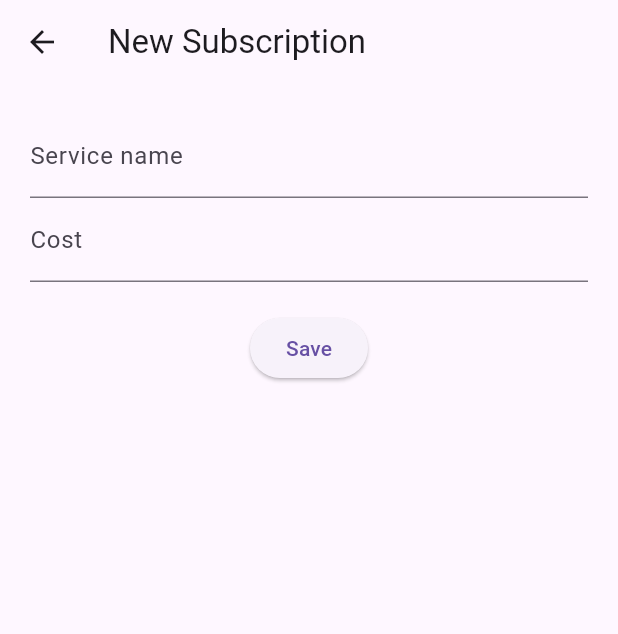
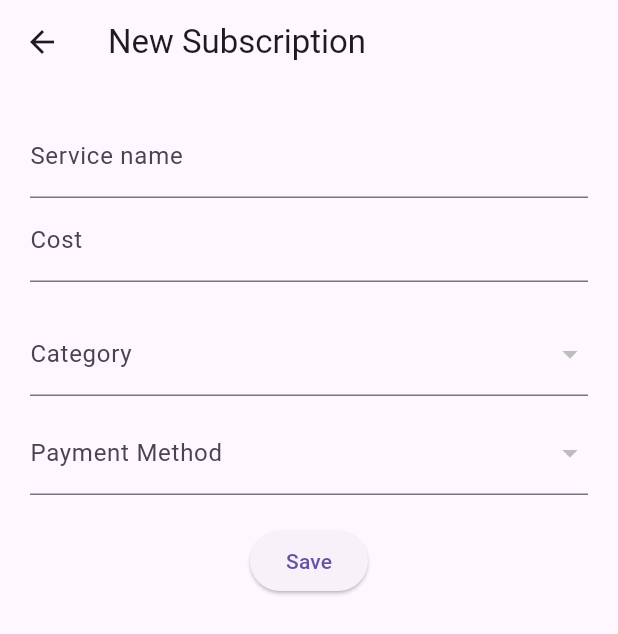
Before and after one commit to Masu-113/admin_suscription_app, a Flutter app: the screen it shows after launch, after a tap on the "add" icon, on a phone screen of 412 x 824 dp. Shown: the top 634 px of the screen. Run offline on Flutter 3.47's test engine with Material 3 defaults, Android fonts, the phone set to English and light mode, and no system bars; our stand-ins replace sqflite; accounts and stored records are empty.

Commit message:
Creacion de categorias y metodos de pago en las suscripciones al momento de crear y editar.

```diff
--- /dev/null
+++ b/lib/data/repositories/category_repository.dart
@@ -0,0 +1,24 @@
+import '../local/database_helper.dart';
+import '../../models/category.dart';
+
+class CategoryRepository {
+  final dbHelper = DatabaseHelper();
+
+  // INSERTAR
+  Future<void> insertCategory(Category category) async {
+    final db = await dbHelper.database;
+
+    await db.insert('categories', category.toMap());
+  }
+
+  // OBTENER TODAS
+  Future<List<Category>> getCategories() async {
+    final db = await dbHelper.database;
+
+    final result = await db.query('categories');
+
+    return result.map((map) {
+      return Category(id: map['id'] as int?, name: map['name'] as String);
+    }).toList();
+  }
+}
--- /dev/null
+++ b/lib/data/repositories/payment_method_repository.dart
@@ -0,0 +1,28 @@
+import '../local/database_helper.dart';
+import '../../models/payment_method.dart';
+
+class PaymentMethodRepository {
+  final dbHelper = DatabaseHelper();
+
+  // 🟢 INSERTAR
+  Future<void> insertPaymentMethod(PaymentMethod method) async {
+    final db = await dbHelper.database;
+
+    await db.insert('payment_methods', method.toMap());
+  }
+
+  // 🟢 OBTENER TODOS
+  Future<List<PaymentMethod>> getPaymentMethods() async {
+    final db = await dbHelper.database;
+
+    final result = await db.query('payment_methods');
+
+    return result.map((map) {
+      return PaymentMethod(
+        id: map['id'] as int?,
+        type: map['type'] as String,
+        details: map['details'] as String?,
+      );
+    }).toList();
+  }
+}
--- a/lib/main.dart
+++ b/lib/main.dart
@@ -1,13 +1,25 @@
 import 'package:flutter/material.dart';
+import 'package:provider/provider.dart';
+
 import 'screens/home_screen.dart';
-import 'package:provider/provider.dart';
+
 import 'providers/subscription_provider.dart';
+import 'providers/category_provider.dart';
+import 'providers/payment_method_provider.dart';
 
 void main() {
   runApp(
     MultiProvider(
       providers: [
         ChangeNotifierProvider(create: (_) => SubscriptionProvider()),
+
+        ChangeNotifierProvider(
+          create: (_) => CategoryProvider()..loadCategories(),
+        ),
+
+        ChangeNotifierProvider(
+          create: (_) => PaymentMethodProvider()..loadMethods(),
+        ),
       ],
       child: const MyApp(),
     ),
--- a/lib/models/category.dart
+++ b/lib/models/category.dart
@@ -1,10 +1,15 @@
 class Category {
-  int id;
+  int? id;
+
   String name;
 
-  Category({required this.id, required this.name});
+  Category({this.id, required this.name});
 
   Map<String, dynamic> toMap() {
     return {'id': id, 'name': name};
   }
+
+  factory Category.fromMap(Map<String, dynamic> map) {
+    return Category(id: map['id'], name: map['name']);
+  }
 }
--- a/lib/models/subscription.dart
+++ b/lib/models/subscription.dart
@@ -1,34 +1,67 @@
 class Subscription {
   int? id;
+
   String serviceName;
+
   double cost;
+
   DateTime renewalDate;
+
   String status;
+
+  int? categoryId;
+
+  int? paymentMethodId;
 
   Subscription({
     this.id,
+
     required this.serviceName,
+
     required this.cost,
+
     required this.renewalDate,
+
     required this.status,
+
+    this.categoryId,
+
+    this.paymentMethodId,
   });
 
   Map<String, dynamic> toMap() {
     return {
+      'id': id,
+
       'service_name': serviceName,
+
       'cost': cost,
+
       'renewal_date': renewalDate.toIso8601String(),
+
       'status': status,
+
+      'category_id': categoryId,
+
+      'payment_method_id': paymentMethodId,
     };
   }
 
   factory Subscription.fromMap(Map<String, dynamic> map) {
     return Subscription(
       id: map['id'],
+
       serviceName: map['service_name'],
+
       cost: map['cost'],
+
       renewalDate: DateTime.parse(map['renewal_date']),
+
       status: map['status'],
+
+      categoryId: map['category_id'],
+
+      paymentMethodId: map['payment_method_id'],
     );
   }
 }
--- /dev/null
+++ b/lib/providers/category_provider.dart
@@ -0,0 +1,14 @@
+import 'package:flutter/material.dart';
+import '../data/repositories/category_repository.dart';
+import '../models/category.dart';
+
+class CategoryProvider extends ChangeNotifier {
+  final _repo = CategoryRepository();
+
+  List<Category> categories = [];
+
+  Future<void> loadCategories() async {
+    categories = await _repo.getCategories();
+    notifyListeners();
+  }
+}
--- /dev/null
+++ b/lib/providers/payment_method_provider.dart
@@ -0,0 +1,14 @@
+import 'package:flutter/material.dart';
+import '../data/repositories/payment_method_repository.dart';
+import '../models/payment_method.dart';
+
+class PaymentMethodProvider extends ChangeNotifier {
+  final _repo = PaymentMethodRepository();
+
+  List<PaymentMethod> methods = [];
+
+  Future<void> loadMethods() async {
+    methods = await _repo.getPaymentMethods();
+    notifyListeners();
+  }
+}
--- a/lib/screens/add_subscription_screen.dart
+++ b/lib/screens/add_subscription_screen.dart
@@ -3,6 +3,8 @@ import 'package:provider/provider.dart';
 
 import '../models/subscription.dart';
 import '../providers/subscription_provider.dart';
+import '../providers/category_provider.dart';
+import '../providers/payment_method_provider.dart';
 
 class AddSubscriptionScreen extends StatefulWidget {
   final Subscription? subscription;
@@ -15,10 +17,12 @@ class AddSubscriptionScreen extends StatefulWidget {
 
 class _AddSubscriptionScreenState extends State<AddSubscriptionScreen> {
   final nameController = TextEditingController();
-
   final costController = TextEditingController();
 
   late bool isEditing;
+
+  int? selectedCategoryId;
+  int? selectedPaymentId;
 
   @override
   void initState() {
@@ -28,8 +32,10 @@ class _AddSubscriptionScreenState extends State<AddSubscriptionScreen> {
 
     if (isEditing) {
       nameController.text = widget.subscription!.serviceName;
+      costController.text = widget.subscription!.cost.toString();
 
-      costController.text = widget.subscription!.cost.toString();
+      selectedCategoryId = widget.subscription!.categoryId;
+      selectedPaymentId = widget.subscription!.paymentMethodId;
     }
   }
 
@@ -44,6 +50,10 @@ class _AddSubscriptionScreenState extends State<AddSubscriptionScreen> {
       renewalDate: widget.subscription?.renewalDate ?? DateTime.now(),
 
       status: widget.subscription?.status ?? "Active",
+
+      categoryId: selectedCategoryId,
+
+      paymentMethodId: selectedPaymentId,
     );
 
     if (isEditing) {
@@ -85,9 +95,50 @@ class _AddSubscriptionScreenState extends State<AddSubscriptionScreen> {
 
             const SizedBox(height: 20),
 
+            // 🟢 CATEGORY DROPDOWN
+            Consumer<CategoryProvider>(
+              builder: (context, provider, _) {
+                return DropdownButtonFormField<int>(
+                  value: selectedCategoryId,
+                  items: provider.categories.map((c) {
+                    return DropdownMenuItem(value: c.id, child: Text(c.name));
+                  }).toList(),
+                  onChanged: (value) {
+                    setState(() {
+                      selectedCategoryId = value;
+                    });
+                  },
+                  decoration: const InputDecoration(labelText: "Category"),
+                );
+              },
+            ),
+
+            const SizedBox(height: 10),
+
+            // 🟢 PAYMENT METHOD DROPDOWN
+            Consumer<PaymentMethodProvider>(
+              builder: (context, provider, _) {
+                return DropdownButtonFormField<int>(
+                  value: selectedPaymentId,
+                  items: provider.methods.map((m) {
+                    return DropdownMenuItem(value: m.id, child: Text(m.type));
+                  }).toList(),
+                  onChanged: (value) {
+                    setState(() {
+                      selectedPaymentId = value;
+                    });
+                  },
+                  decoration: const InputDecoration(
+                    labelText: "Payment Method",
+                  ),
+                );
+              },
+            ),
+
+            const SizedBox(height: 20),
+
             ElevatedButton(
               onPressed: save,
-
               child: Text(isEditing ? "Update" : "Save"),
             ),
           ],
--- a/lib/screens/home_screen.dart
+++ b/lib/screens/home_screen.dart
@@ -1,3 +1,5 @@
+import 'package:admin_suscription_app/screens/category_screen.dart';
+import 'package:admin_suscription_app/screens/payment_method_screen.dart';
 import 'package:flutter/material.dart';
 import 'package:provider/provider.dart';
 
@@ -92,16 +94,50 @@ class HomeScreen extends StatelessWidget {
               },
             ),
 
-      floatingActionButton: FloatingActionButton(
-        child: const Icon(Icons.add),
+      floatingActionButton: Column(
+        mainAxisSize: MainAxisSize.min,
+        children: [
+          FloatingActionButton(
+            heroTag: "add_sub",
+            child: const Icon(Icons.add),
+            onPressed: () {
+              Navigator.push(
+                context,
+                MaterialPageRoute(
+                  builder: (_) => const AddSubscriptionScreen(),
+                ),
+              );
+            },
+          ),
 
-        onPressed: () async {
-          await Navigator.push(
-            context,
+          const SizedBox(height: 10),
 
-            MaterialPageRoute(builder: (_) => const AddSubscriptionScreen()),
-          );
-        },
+          FloatingActionButton(
+            heroTag: "categories",
+            backgroundColor: Colors.orange,
+            child: const Icon(Icons.category),
+            onPressed: () {
+              Navigator.push(
+                context,
+                MaterialPageRoute(builder: (_) => const CategoryScreen()),
+              );
+            },
+          ),
+
+          const SizedBox(height: 10),
+
+          FloatingActionButton(
+            heroTag: "payments",
+            backgroundColor: Colors.green,
+            child: const Icon(Icons.payment),
+            onPressed: () {
+              Navigator.push(
+                context,
+                MaterialPageRoute(builder: (_) => const PaymentMethodScreen()),
+              );
+            },
+          ),
+        ],
       ),
     );
   }
```
Also changed, not shown: lib/data/local/database_helper.dart (+59 -9 lines), lib/models/payment_method.dart (+14 -2 lines), lib/screens/category_screen.dart (added, +67 -0 lines), lib/screens/payment_method_screen.dart (added, +89 -0 lines).
